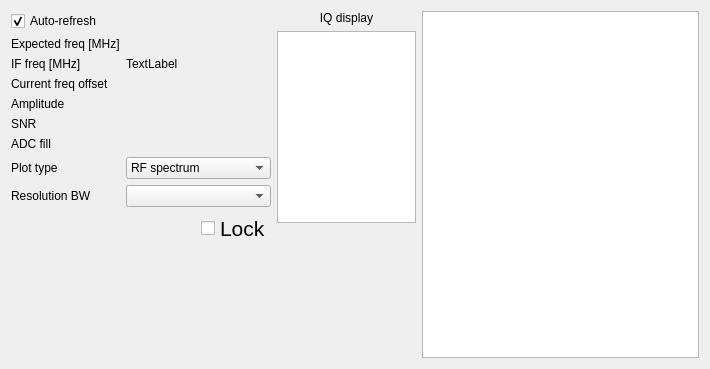
Old version of the form digital_servo_python_gui/channel.ui in the repository jddes/Frequency-comb-DPLL.
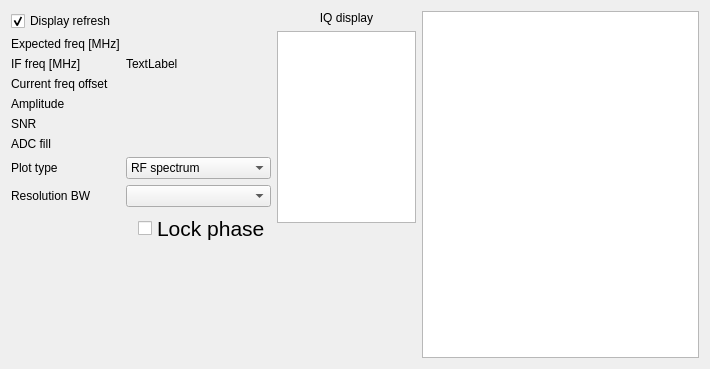
New version of the form. Custom widgets are drawn as their Qt base class.

What changed in the file:
```diff
--- a/digital_servo_python_gui/channel.ui
+++ b/digital_servo_python_gui/channel.ui
@@ -197,7 +197,7 @@
      <item row="0" column="0" colspan="2">
       <widget class="QCheckBox" name="chkAutorefresh">
        <property name="text">
-        <string>Auto-refresh</string>
+        <string>Display refresh</string>
        </property>
        <property name="checked">
         <bool>true</bool>
@@ -227,7 +227,7 @@
           </font>
          </property>
          <property name="text">
-          <string>Lock</string>
+          <string>Lock phase</string>
          </property>
         </widget>
        </item>
```
